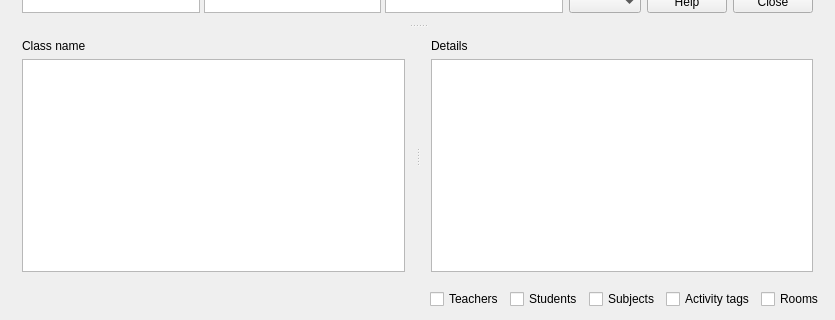
Before: the Qt Designer form fet/src/interface/timetableviewstudentsdaysverticalform_template.ui in vonmecheln/fet, drawn with Qt 5; both pictures show x 0 to 835 and y 220 to 540 of the 835 by 540 pixel window.
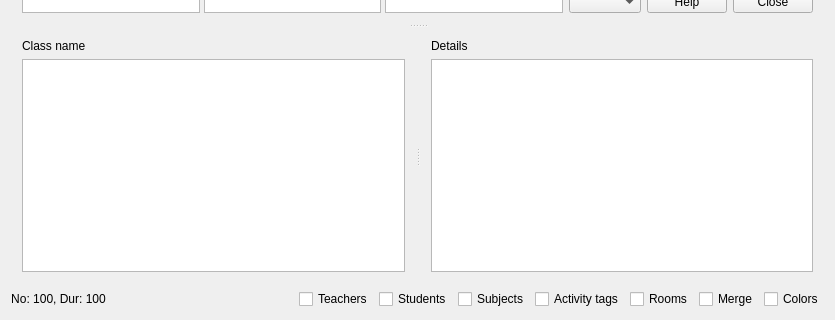
After: the same form once the commit is applied.

```diff
--- a/fet/src/interface/timetableviewstudentsdaysverticalform_template.ui
+++ b/fet/src/interface/timetableviewstudentsdaysverticalform_template.ui
@@ -164,6 +164,19 @@
    </item>
    <item row="1" column="0">
     <layout class="QHBoxLayout" name="horizontalLayout_5">
+     <item>
+      <widget class="QLabel" name="numberAndDurationTextLabel">
+       <property name="text">
+        <string notr="true">No: 100, Dur: 100</string>
+       </property>
+       <property name="alignment">
+        <set>Qt::AlignmentFlag::AlignCenter</set>
+       </property>
+       <property name="wordWrap">
+        <bool>false</bool>
+       </property>
+      </widget>
+     </item>
      <item>
       <spacer name="horizontalSpacer_2">
        <property name="orientation">
@@ -212,6 +225,20 @@
        </property>
       </widget>
      </item>
+     <item>
+      <widget class="QCheckBox" name="spanCheckBox">
+       <property name="text">
+        <string extracomment="It means that the cells for the same activity will be merged.">Merge</string>
+       </property>
+      </widget>
+     </item>
+     <item>
+      <widget class="QCheckBox" name="colorsCheckBox">
+       <property name="text">
+        <string extracomment="It means to use colors in the timetable view.">Colors</string>
+       </property>
+      </widget>
+     </item>
     </layout>
    </item>
   </layout>
```
Left out of the diff: 10 changed lines with no effect on the pictures.
